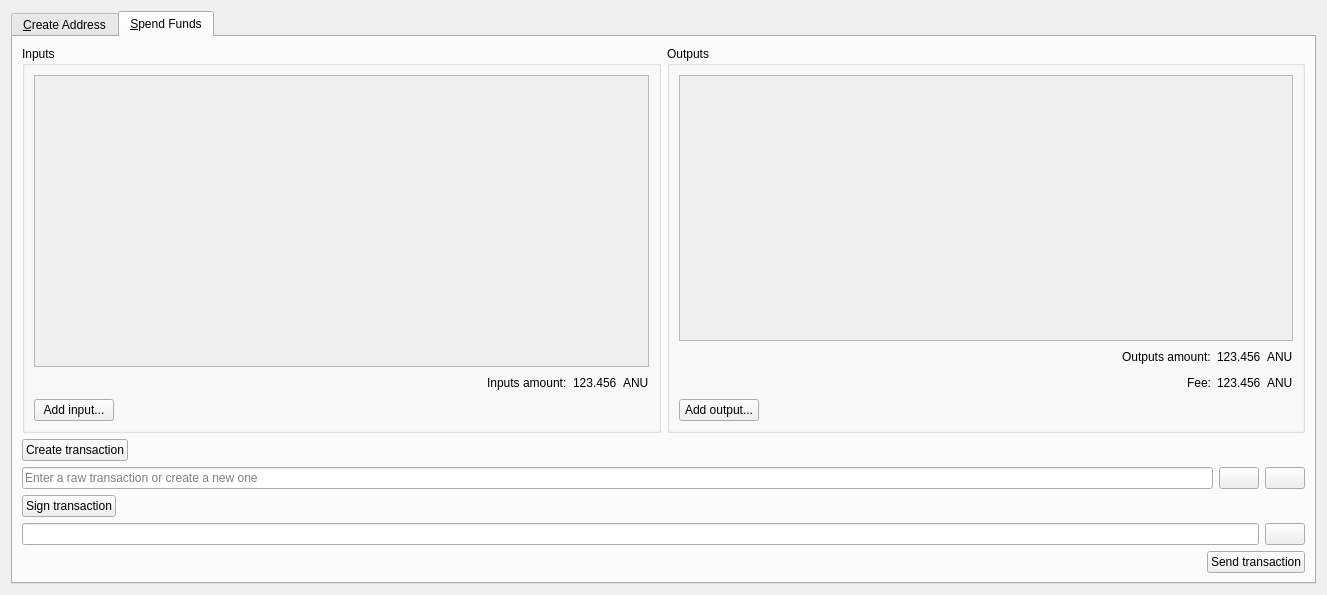
The window that src/qt/forms/multisigdialog.ui (anucore/anucore) describes before a commit, drawn with Qt 5.
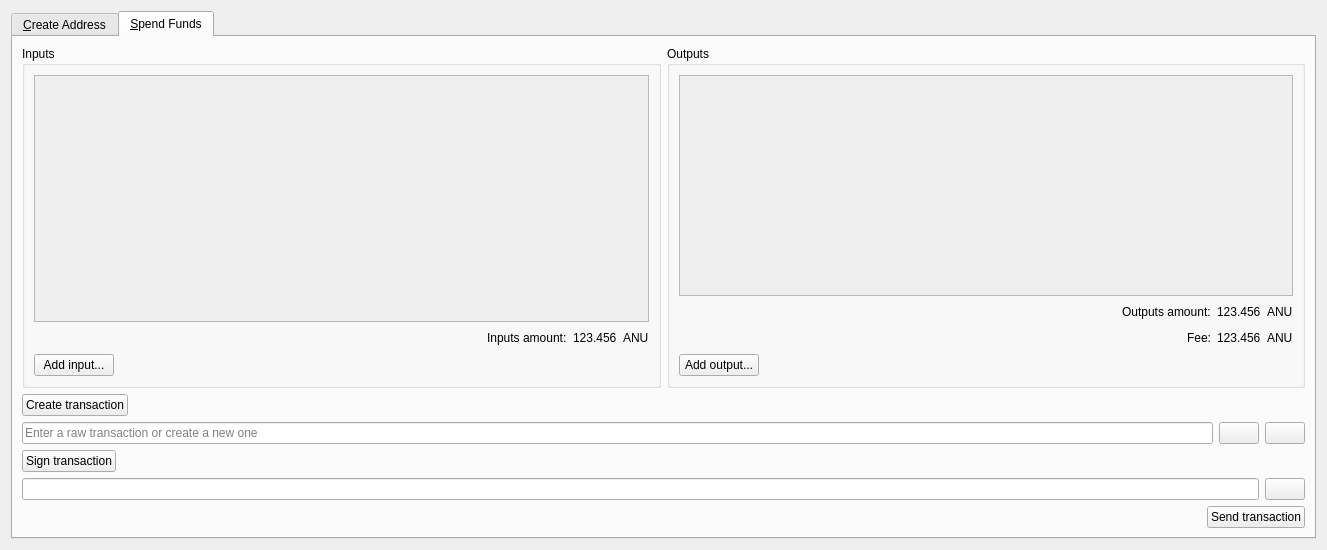
The same window after the commit. The open tabs and pages were chosen to show the change. Icons and pictures are not drawn.

The edit to the form file:
```diff
--- a/src/qt/forms/multisigdialog.ui
+++ b/src/qt/forms/multisigdialog.ui
@@ -7,7 +7,7 @@
     <x>0</x>
     <y>0</y>
     <width>1327</width>
-    <height>595</height>
+    <height>550</height>
    </rect>
   </property>
   <property name="windowTitle">
@@ -320,7 +320,7 @@
                    <x>0</x>
                    <y>0</y>
                    <width>616</width>
-                   <height>271</height>
+                   <height>226</height>
                   </rect>
                  </property>
                  <layout class="QVBoxLayout" name="verticalLayout_4">
@@ -439,7 +439,7 @@
                    <x>0</x>
                    <y>0</y>
                    <width>615</width>
-                   <height>243</height>
+                   <height>198</height>
                   </rect>
                  </property>
                  <layout class="QVBoxLayout" name="verticalLayout_5">
```
Left out of the diff: 2 changed lines with no effect on the pictures.
